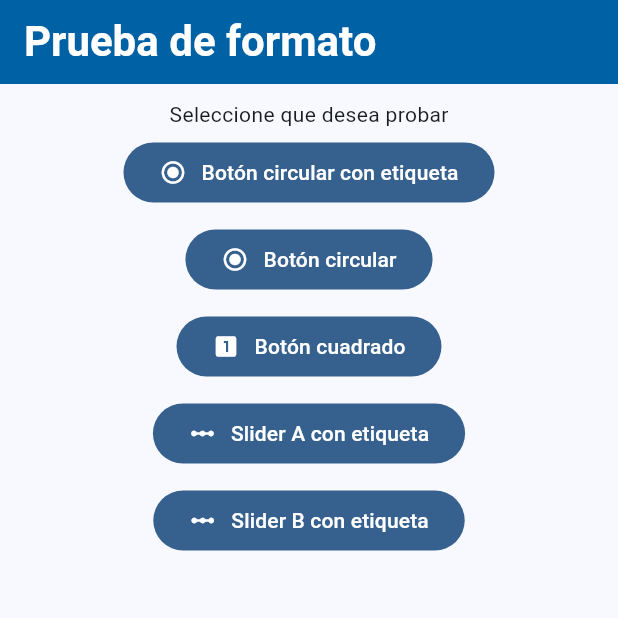
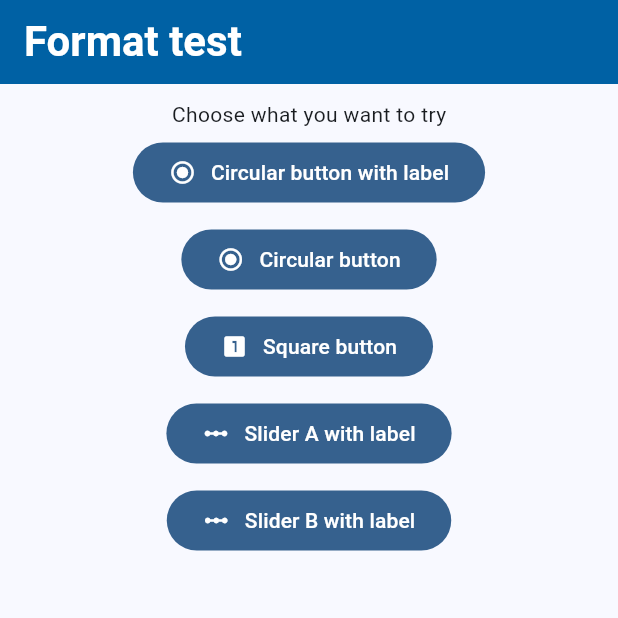
Before and after one commit to MariaGalGon/tfm_flutter_test, a Flutter app: the screen it shows after launch, on a phone screen of 412 x 824 dp, the top half of it. Run offline on Flutter 3.47's test engine with Material 3 defaults, Android fonts, the light colour scheme and no system bars.

Commit message:
Improve in format and adjectives in English

```diff
--- a/lib/components/radio-label-component.dart
+++ b/lib/components/radio-label-component.dart
@@ -18,7 +18,10 @@ class _RadioComponentState extends State<RadioLabelComponent> {
     return Row(
       crossAxisAlignment: CrossAxisAlignment.center,
       children: [
-        Text(widget._adjLeft),
+        Container(
+            width: 130,
+            child: Text(widget._adjLeft,
+                textAlign: TextAlign.end, style: TextStyle(fontSize: 14))),
         Padding(
           padding: const EdgeInsets.all(8.0),
           child: Column(
--- a/lib/components/slider-component.dart
+++ b/lib/components/slider-component.dart
@@ -21,7 +21,10 @@ class _SliderComponentState extends State<SliderComponent> {
     return Row(
       crossAxisAlignment: CrossAxisAlignment.center,
       children: [
-        Text(widget._adjLeft, style: TextStyle(fontSize: 14)),
+        Container(
+            width: 130,
+            child: Text(widget._adjLeft,
+                textAlign: TextAlign.end, style: TextStyle(fontSize: 14))),
         SizedBox(
           width: 250,
           child: Slider(
--- a/lib/components/slider-marked-component.dart
+++ b/lib/components/slider-marked-component.dart
@@ -36,7 +36,10 @@ class _SliderMarkedComponentState extends State<SliderMarkedComponent> {
     return Row(
       crossAxisAlignment: CrossAxisAlignment.center,
       children: [
-        Text(widget._adjLeft, style: TextStyle(fontSize: 14)),
+        Container(
+            width: 130,
+            child: Text(widget._adjLeft,
+                textAlign: TextAlign.end, style: TextStyle(fontSize: 14))),
         SizedBox(
           width: 250,
           child: Slider(
--- a/lib/main.dart
+++ b/lib/main.dart
@@ -14,7 +14,7 @@ class MyApp extends StatelessWidget {
   @override
   Widget build(BuildContext context) {
     return MaterialApp(
-      title: 'Formato cuestionario TFM',
+      title: 'Questionnaire format',
       debugShowCheckedModeBanner: false,
       theme: ThemeData(
         colorScheme: ColorScheme.fromSeed(seedColor: Colors.blue),
@@ -35,7 +35,7 @@ class MyHomePage extends StatelessWidget {
   Widget build(BuildContext context) {
     return Scaffold(
       appBar: AppBar(
-        title: Text("Prueba de formato",
+        title: Text("Format test",
             style: TextStyle(
                 fontWeight: FontWeight.bold,
                 fontSize: 28,
@@ -47,31 +47,31 @@ class MyHomePage extends StatelessWidget {
         child: SingleChildScrollView(
           child: Center(
             child: Column(children: [
-              Text("Seleccione que desea probar",
+              Text("Choose what you want to try",
                   style: TextStyle(fontSize: 14)),
               CustomButton(
                   () => Navigator.pushNamed(context, "/form",
                       arguments: "radio-label"),
-                  "Botón circular con etiqueta",
+                  "Circular button with label",
                   Icons.radio_button_checked),
               CustomButton(
                   () =>
                       Navigator.pushNamed(context, "/form", arguments: "radio"),
-                  "Botón circular",
+                  "Circular button",
                   Icons.radio_button_checked),
               CustomButton(
                   () => Navigator.pushNamed(context, "/form", arguments: "box"),
-                  "Botón cuadrado",
+                  "Square button",
                   Icons.looks_one),
               CustomButton(
                   () => Navigator.pushNamed(context, "/form",
                       arguments: "slider-label-A"),
-                  "Slider A con etiqueta",
+                  "Slider A with label",
                   Icons.linear_scale),
               CustomButton(
                   () => Navigator.pushNamed(context, "/form",
                       arguments: "slider-label-B"),
-                  "Slider B con etiqueta",
+                  "Slider B with label",
                   Icons.linear_scale)
             ]),
           ),
--- a/lib/screens/form-page.dart
+++ b/lib/screens/form-page.dart
@@ -26,9 +26,7 @@ class FormPage extends StatelessWidget {
         backgroundColor: Color.fromRGBO(0, 97, 164, 1),
         automaticallyImplyLeading: false,
       ),
-      body: Padding(
-        padding: const EdgeInsets.only(left: 10),
-        child: ListView.separated(
+      body: ListView.separated(
         shrinkWrap: true,
         itemCount: adjectives.length,
         separatorBuilder: (context, index) => Divider(height: 0.5),
@@ -52,7 +50,6 @@ class FormPage extends StatelessWidget {
           }
         },
       ),
-      ),
     );
   }
 
@@ -61,15 +58,15 @@ class FormPage extends StatelessWidget {
 
     switch (type) {
       case "radio-label":
-        appBarTitle = "Botón circular con etiqueta";
+        appBarTitle = "Circular button with label";
       case "radio":
-        appBarTitle = "Botón circular";
+        appBarTitle = "Circular button";
       case "box":
-        appBarTitle = "Botón cuadrado";
+        appBarTitle = "Square button";
       case "slider-label-A":
-        appBarTitle = "Slider A con etiqueta";
+        appBarTitle = "Slider A with label";
       case "slider-label-B":
-        appBarTitle = "Slider B con etiqueta";
+        appBarTitle = "Slider B with label";
     }
 
     return appBarTitle;
```
Also changed, not shown: lib/components/box-button-component.dart (+5 -2 lines), lib/components/radio-component.dart (+5 -4 lines), lib/model/form-data.dart (+9 -9 lines), 1 other file. Lines whose indentation alone changed are shown as unchanged.
